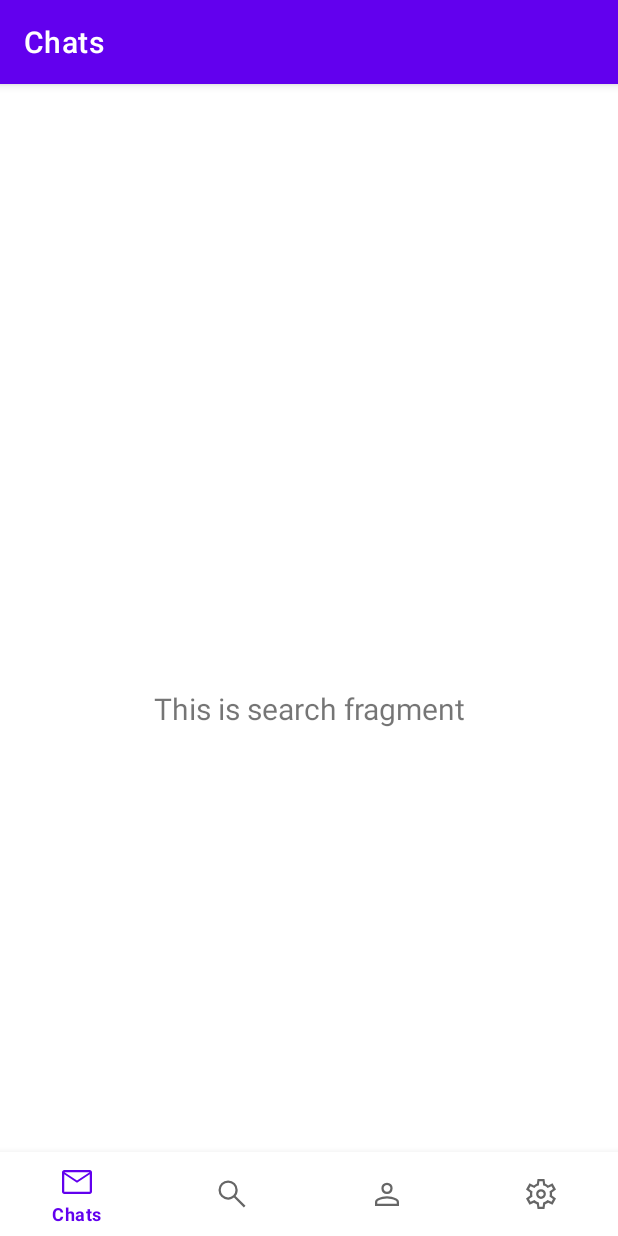
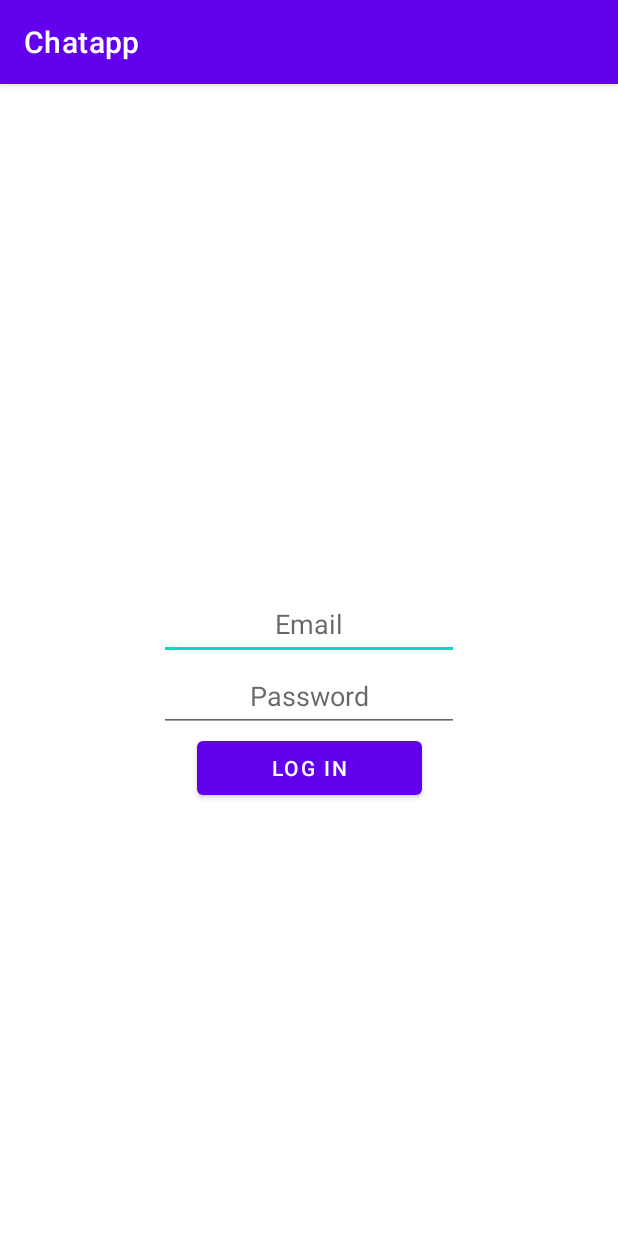
Before and after one commit to Saylonnn/Chatapp, an Android app: the screen it shows after launch (MainActivity before the commit, LoginActivity after it), on a phone screen of 412 x 824 dp. Run offline under Robolectric (Android 15) with nearby library versions, the phone set to English and light mode, and no system bars; our stand-ins replace Volley, navigation-ui.

Commit message:
added popup login v1

```diff
--- /dev/null
+++ b/app/src/main/java/com/saylonn/chatapp/LoginActivity.java
@@ -0,0 +1,80 @@
+package com.saylonn.chatapp;
+
+import androidx.appcompat.app.AppCompatActivity;
+
+import android.content.SharedPreferences;
+import android.os.Bundle;
+import android.preference.PreferenceManager;
+import android.util.Log;
+import android.view.View;
+import android.widget.Button;
+import android.widget.ProgressBar;
+import android.widget.TextView;
+import android.widget.Toast;
+
+import com.saylonn.chatapp.comm.VolleyCallbackListener;
+import com.saylonn.chatapp.comm.VolleyRequest;
+import com.saylonn.chatapp.interfaces.CallbackInterface;
+
+import org.w3c.dom.Text;
+
+public class LoginActivity extends AppCompatActivity implements VolleyCallbackListener {
+    Button loginButton;
+    TextView email_tv;
+    TextView password_tv;
+    ProgressBar progressBar;
+    SharedPreferences sharedPreferences;
+    VolleyRequest volleyRequest;
+    private final String TAG = "CAPP";
+
+
+    @Override
+    protected void onCreate(Bundle savedInstanceState) {
+        super.onCreate(savedInstanceState);
+        setContentView(R.layout.activity_login);
+
+        volleyRequest = new VolleyRequest();
+        volleyRequest.addCallbackListener(this);
+        sharedPreferences = PreferenceManager.getDefaultSharedPreferences(this);
+
+
+        email_tv = findViewById(R.id.loginEmail);
+        password_tv = findViewById(R.id.loginPassword);
+        progressBar = findViewById(R.id.progressBar);
+
+        loginButton = findViewById(R.id.loginButton);
+        String token = sharedPreferences.getString(String.valueOf(R.string.token_key), "none");
+        Log.d(TAG + " LoginActivity", "token = " + token);
+        loginButton.setOnClickListener(new View.OnClickListener() {
+            @Override
+            public void onClick(View v) {
+                String email = email_tv.getText().toString();
+                String password = password_tv.getText().toString();
+                if(!email.equals("") && !password.equals("")){
+                    if(!token.equals("none")) {
+                        volleyRequest.login(email, password, token, LoginActivity.this);
+                        progressBar.setVisibility(View.VISIBLE);
+                    }else{
+                        Toast.makeText(LoginActivity.this, "Connect to internet" + token, Toast.LENGTH_SHORT).show();
+
+                    }
+
+                }else{
+                    Toast.makeText(LoginActivity.this, String.valueOf(R.string.empty_field_message), Toast.LENGTH_SHORT).show();
+                }
+            }
+    });
+    }
+
+
+    @Override
+    public void callbackMethod(String function, String message) {
+        if(function.equals("login") && message.equals("accepted")){
+            Log.d(TAG + " LoginActivity", "login accepted");
+            finish();
+        }
+        else{
+            progressBar.setVisibility(View.GONE);
+        }
+    }
+}
--- a/app/src/main/java/com/saylonn/chatapp/MainActivity.java
+++ b/app/src/main/java/com/saylonn/chatapp/MainActivity.java
@@ -7,6 +7,7 @@ import android.content.SharedPreferences;
 import android.content.pm.PackageManager;
 import android.os.Build;
 import android.os.Bundle;
+import android.preference.PreferenceManager;
 import android.renderscript.Sampler;
 import android.util.Log;
 import android.view.View;
@@ -32,7 +33,7 @@ import com.saylonn.chatapp.ui.dialogs.ErrorDialog;
 import com.saylonn.chatapp.ui.dialogs.LoginDialog;
 
 public class MainActivity extends AppCompatActivity {
-    private final String TAG = "MainActivity";
+    private final String TAG = "CAPP";
     private boolean loggedIn = false;
     private ActivityMainBinding binding;
     Context context;
@@ -41,23 +42,18 @@ public class MainActivity extends AppCompatActivity {
     protected void onCreate(Bundle savedInstanceState) {
         super.onCreate(savedInstanceState);
         context = getApplicationContext();
-        requestPermissionLauncher.launch(android.Manifest.permission.POST_NOTIFICATIONS);
+        SharedPreferences sp = PreferenceManager.getDefaultSharedPreferences(this);
 
-        if (!userLoggedIn) {
-            Intent intent = new Intent(LoginActivity.class);
-            startActivity(intent);
+        if(!loggedIn){
+            String username = sp.getString("login_username", "empty");
+            String password = sp.getString("login_pw", "empty");
+            String fcm_token = sp.getString("fcm_token", "empty");
+            if (username.equals("empty") || password.equals("empty") || fcm_token.equals("empty")){
+                switchActivities();
+            }
         }
 
-        SharedPreferences sp = getPreferences(Context.MODE_PRIVATE);
-        String username = sp.getString("login_username", "empty");
-        String password = sp.getString("login_pw", "empty");
-        String fcm_token = sp.getString("fcm_token", "empty");
-
-
-        if (username.equals("empty") || password.equals("empty") || fcm_token.equals("empty")){
-            showLoginDialog();
-        }
-
+        loggedIn = true;
         binding = ActivityMainBinding.inflate(getLayoutInflater());
         setContentView(binding.getRoot());
 
@@ -72,21 +68,7 @@ public class MainActivity extends AppCompatActivity {
         NavigationUI.setupWithNavController(binding.navView, navController);
     }
 
-    private void showLoginDialog(){
-        FragmentTransaction ft = getSupportFragmentManager().beginTransaction();
 
-
-        LoginDialog loginDialog = new LoginDialog(MainActivity.this);
-        loginDialog.setCancelable(false);
-        loginDialog.show();
-
-        AlertDialog.Builder builder = new AlertDialog.Builder(this);
-        builder.setCancelable(false);
-        builder.setView(R.layout.login_dialog);
-        builder.setPositiveButton("Login", (dialog, which) -> {
-            findViewById(R.id.email_tv)
-        })
-    }
     private void showNotificationNotAllowedDialog(){
         FragmentTransaction ft = getSupportFragmentManager().beginTransaction();
         ErrorDialog errorDialog = new ErrorDialog();
@@ -119,4 +101,13 @@ public class MainActivity extends AppCompatActivity {
         }
     }
 
+    private void switchActivities(){
+        Intent switchActivityIntent = new Intent(this, LoginActivity.class);
+        startActivity(switchActivityIntent);
+    }
+
+    public void setLoggedIn(){
+        loggedIn = true;
+    }
+
 }
--- a/app/src/main/java/com/saylonn/chatapp/ui/dialogs/LoginDialog.java
+++ b/app/src/main/java/com/saylonn/chatapp/ui/dialogs/LoginDialog.java
@@ -78,7 +78,7 @@ public class LoginDialog extends Dialog implements View.OnClickListener, VolleyC
     public void callbackMethod(String function, String parameter){
         if (function.equals("login")){
             if (parameter.equals("accepted")){
-                Log.d(TAG, "login accepted");
+
                 this.isLoggedIn = true;
                 this.dismiss();
             }
--- /dev/null
+++ b/app/src/main/res/layout/activity_login.xml
@@ -0,0 +1,66 @@
+<?xml version="1.0" encoding="utf-8"?>
+<androidx.constraintlayout.widget.ConstraintLayout xmlns:android="http://schemas.android.com/apk/res/android"
+    xmlns:app="http://schemas.android.com/apk/res-auto"
+    xmlns:tools="http://schemas.android.com/tools"
+    android:layout_width="match_parent"
+    android:layout_height="match_parent"
+    tools:context=".LoginActivity">
+
+
+<LinearLayout
+    android:layout_width="290dp"
+    android:layout_height="match_parent"
+    android:foregroundGravity="center_vertical"
+    android:gravity="center"
+    android:orientation="vertical"
+    app:layout_constraintBottom_toBottomOf="parent"
+    app:layout_constraintEnd_toEndOf="parent"
+    app:layout_constraintStart_toStartOf="parent"
+    app:layout_constraintTop_toTopOf="parent">
+
+    <ProgressBar
+        android:id="@+id/progressBar"
+        style="?android:attr/progressBarStyle"
+        android:layout_width="match_parent"
+        android:layout_height="wrap_content"
+        android:visibility="invisible" />
+
+    <EditText
+        android:id="@+id/loginEmail"
+        android:layout_width="200dp"
+        android:layout_height="wrap_content"
+        android:layout_marginStart="20dp"
+        android:layout_marginEnd="20dp"
+        android:ems="10"
+        android:gravity="center"
+        android:hint="@string/email_hint"
+        android:inputType="textEmailAddress"
+        android:minHeight="48dp"
+        app:layout_constraintEnd_toEndOf="parent"
+        app:layout_constraintStart_toStartOf="parent"
+        app:layout_constraintTop_toTopOf="parent" />
+
+    <EditText
+        android:id="@+id/loginPassword"
+        android:layout_width="200dp"
+        android:layout_height="wrap_content"
+        android:layout_marginLeft="20dp"
+        android:layout_marginRight="20dp"
+        android:ems="10"
+        android:gravity="center"
+        android:hint="@string/password_hint"
+        android:inputType="textPassword"
+        android:minHeight="48dp"
+        app:layout_constraintEnd_toEndOf="parent"
+        app:layout_constraintStart_toStartOf="parent"
+        app:layout_constraintTop_toTopOf="parent" />
+
+    <Button
+        android:id="@+id/loginButton"
+        android:layout_width="150dp"
+        android:layout_height="wrap_content"
+        android:foregroundGravity="center_vertical"
+        android:text="@string/login_btn" />
+
+</LinearLayout>
+</androidx.constraintlayout.widget.ConstraintLayout>
```
Also changed, not shown: app/src/main/AndroidManifest.xml (+14 -5 lines), app/src/main/java/com/saylonn/chatapp/comm/MyFirebaseMessagingService.java (+7 -6 lines), app/src/main/java/com/saylonn/chatapp/comm/VolleyRequest.java (+9 -9 lines).
